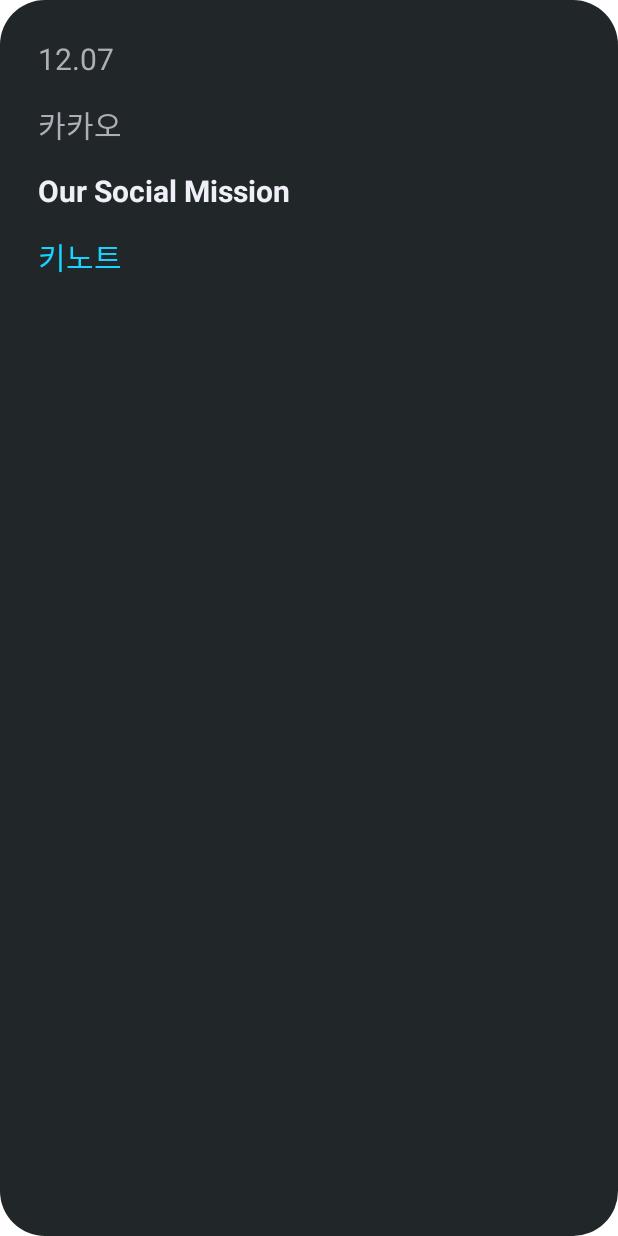
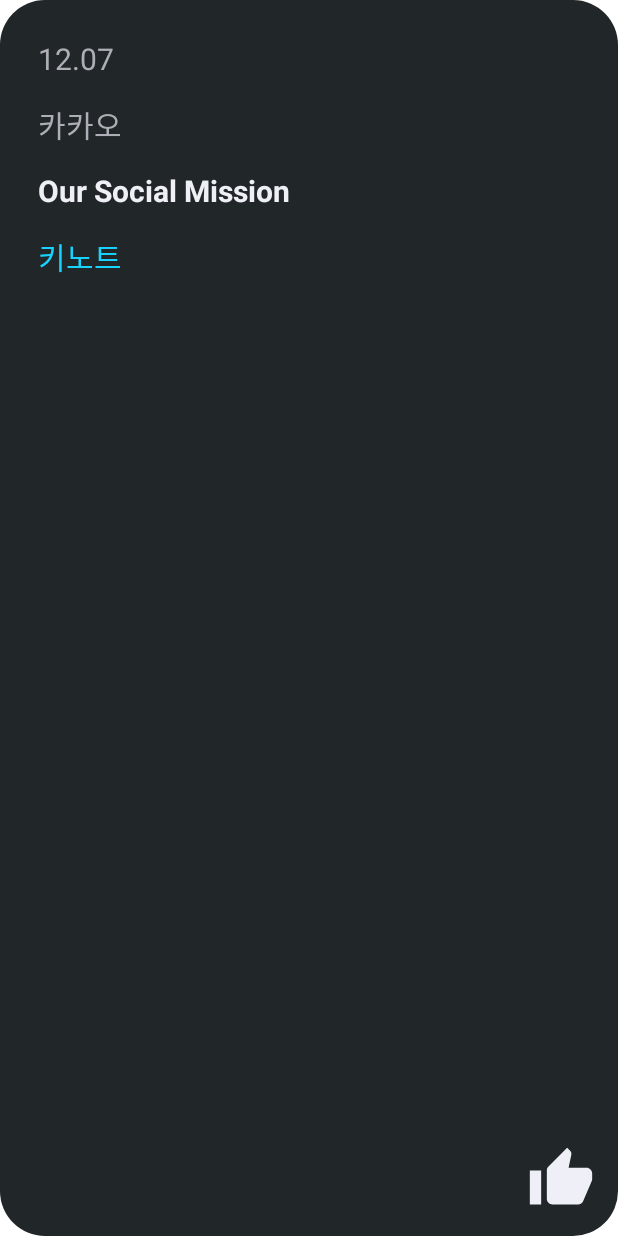
Before and after one commit to 2023newkrew/android-ifkakao, an Android app: the layout session_grid_item.xml on its own in the app's theme, with its tools: preview values and no code run, on a phone screen of 412 x 824 dp. Run offline under Robolectric (Android 15) with nearby library versions, the phone set to English and light mode, and no system bars.

```diff
--- a/app/src/main/java/com/example/ifkakao/domain/model/Session.kt
+++ /dev/null
@@ -1,5 +0,0 @@
-package com.example.ifkakao.domain.model
-
-data class Session(
-    val id: Int,
-)
--- a/app/src/main/java/com/example/ifkakao/presentation/session_list/SessionListViewModel.kt
+++ b/app/src/main/java/com/example/ifkakao/presentation/session_list/SessionListViewModel.kt
@@ -3,12 +3,10 @@ package com.example.ifkakao.presentation.session_list
 import androidx.lifecycle.ViewModel
 import androidx.lifecycle.viewModelScope
 import com.example.ifkakao.data.data_source.remote.dto.ResultSession
-import com.example.ifkakao.domain.model.Session
 import com.example.ifkakao.domain.usecase.LoadLikesUseCase
 import com.example.ifkakao.domain.usecase.LoadSessionsUseCase
 import com.example.ifkakao.domain.usecase.SaveLikeUseCase
 import dagger.hilt.android.lifecycle.HiltViewModel
-import kotlinx.coroutines.CoroutineScope
 import kotlinx.coroutines.flow.MutableStateFlow
 import kotlinx.coroutines.flow.asStateFlow
 import kotlinx.coroutines.launch
--- /dev/null
+++ b/app/src/main/res/drawable/baseline_thumb_up_24.xml
@@ -0,0 +1,5 @@
+<vector android:height="24dp" android:tint="#EFF0F7"
+    android:viewportHeight="24" android:viewportWidth="24"
+    android:width="24dp" xmlns:android="http://schemas.android.com/apk/res/android">
+    <path android:fillColor="@android:color/white" android:pathData="M1,21h4L5,9L1,9v12zM23,10c0,-1.1 -0.9,-2 -2,-2h-6.31l0.95,-4.57 0.03,-0.32c0,-0.41 -0.17,-0.79 -0.44,-1.06L14.17,1 7.59,7.59C7.22,7.95 7,8.45 7,9v10c0,1.1 0.9,2 2,2h9c0.83,0 1.54,-0.5 1.84,-1.22l3.02,-7.05c0.09,-0.23 0.14,-0.47 0.14,-0.73v-2z"/>
+</vector>
--- a/app/src/main/res/layout/fragment_session_list.xml
+++ b/app/src/main/res/layout/fragment_session_list.xml
@@ -163,6 +163,7 @@
                 app:layout_constraintTop_toTopOf="@+id/session_number_text" />
 
             <GridView
+                android:id="@+id/sessionListGridView"
                 android:layout_width="0dp"
                 android:layout_height="wrap_content"
                 app:layout_constraintEnd_toEndOf="parent"
--- a/app/src/main/res/layout/session_grid_item.xml
+++ b/app/src/main/res/layout/session_grid_item.xml
@@ -57,4 +57,14 @@
         app:layout_constraintStart_toStartOf="parent"
         app:layout_constraintTop_toBottomOf="@+id/session_item_title" />
 
+    <ImageView
+        android:id="@+id/session_item_like_button"
+        android:layout_width="45dp"
+        android:layout_height="45dp"
+        android:layout_marginEnd="15dp"
+        android:layout_marginBottom="15dp"
+        app:layout_constraintBottom_toBottomOf="parent"
+        app:layout_constraintEnd_toEndOf="parent"
+        app:srcCompat="@drawable/baseline_thumb_up_24" />
+
 </androidx.constraintlayout.widget.ConstraintLayout>
```
Also changed, not shown: app/src/main/java/com/example/ifkakao/data/data_source/remote/mapper/ResultSessionExt.kt (deleted, +0 -12 lines), app/src/main/java/com/example/ifkakao/presentation/session_list/SessionListAdapter.kt (added, +57 -0 lines), app/src/main/java/com/example/ifkakao/presentation/session_list/SessionListFragment.kt (+5 -4 lines).
